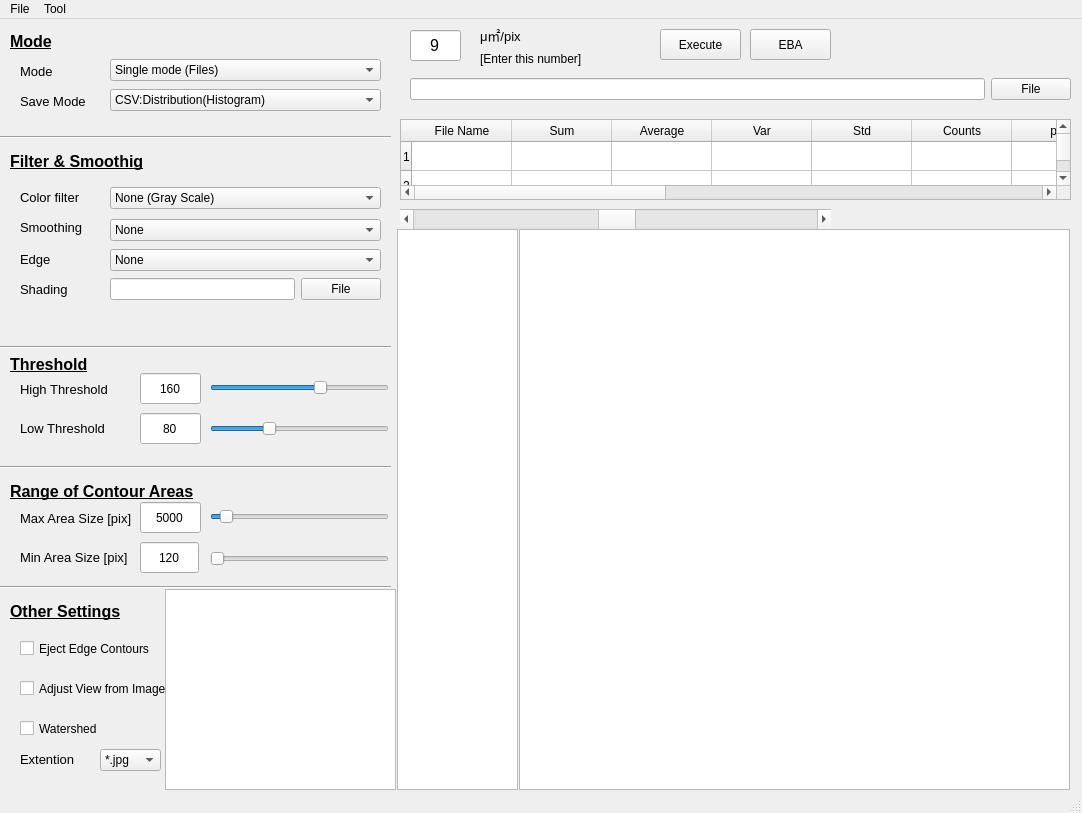
Old version of the form pyside_blog/pygraph_Opencv.ui in the repository tatabox2000/Data_science.
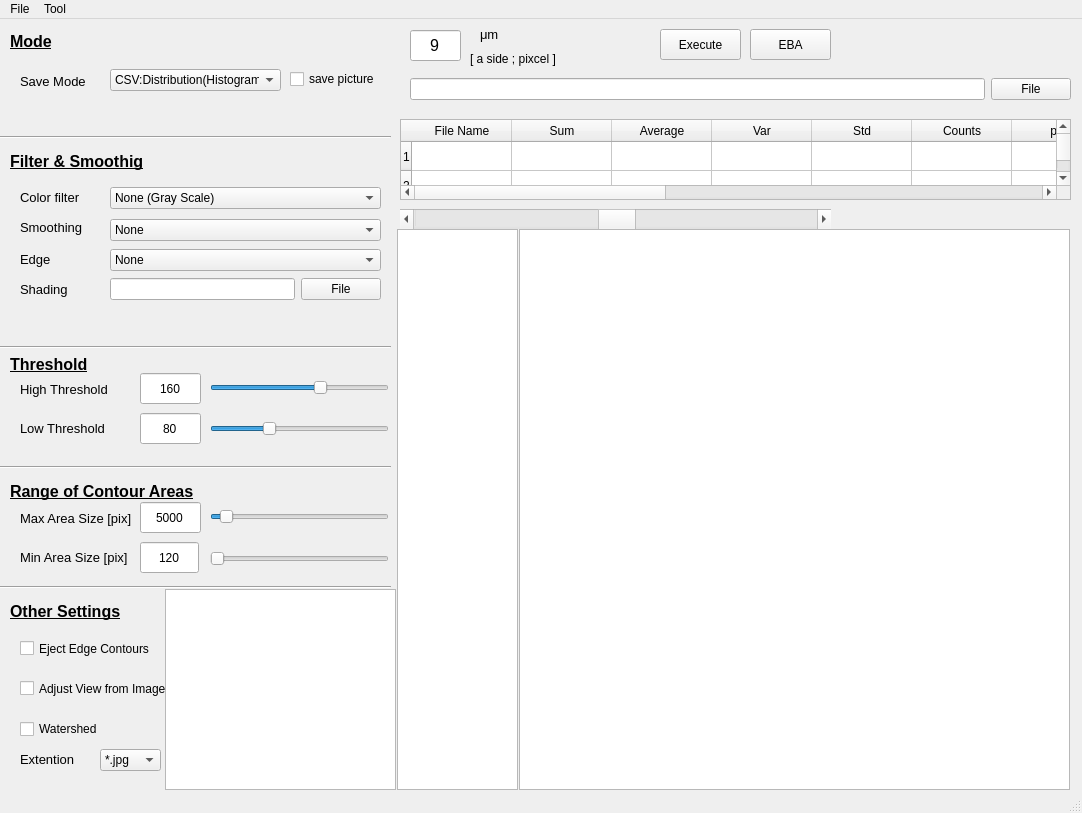
New version of the form. Custom widgets are drawn as their Qt base class.

```diff
--- a/pyside_blog/pygraph_Opencv.ui
+++ b/pyside_blog/pygraph_Opencv.ui
@@ -400,44 +400,6 @@
      <enum>Qt::RichText</enum>
     </property>
    </widget>
-   <widget class="QComboBox" name="Mode_combo">
-    <property name="geometry">
-     <rect>
-      <x>110</x>
-      <y>40</y>
-      <width>271</width>
-      <height>22</height>
-     </rect>
-    </property>
-    <item>
-     <property name="text">
-      <string>Single mode (Files)</string>
-     </property>
-    </item>
-    <item>
-     <property name="text">
-      <string>For Folders   (SubDirectory)</string>
-     </property>
-    </item>
-   </widget>
-   <widget class="QLabel" name="label_11">
-    <property name="geometry">
-     <rect>
-      <x>20</x>
-      <y>44</y>
-      <width>81</width>
-      <height>16</height>
-     </rect>
-    </property>
-    <property name="font">
-     <font>
-      <pointsize>10</pointsize>
-     </font>
-    </property>
-    <property name="text">
-     <string>Mode</string>
-    </property>
-   </widget>
    <widget class="Line" name="line_4">
     <property name="geometry">
      <rect>
@@ -739,7 +701,7 @@
      <rect>
       <x>480</x>
       <y>0</y>
-      <width>71</width>
+      <width>121</width>
       <height>31</height>
      </rect>
     </property>
@@ -749,7 +711,7 @@
      </font>
     </property>
     <property name="text">
-     <string>μ㎡/pix　</string>
+     <string>μm</string>
     </property>
    </widget>
    <widget class="GraphicsLayoutWidget" name="sub_view">
@@ -905,14 +867,14 @@
    <widget class="QLabel" name="label_17">
     <property name="geometry">
      <rect>
-      <x>480</x>
+      <x>470</x>
       <y>30</y>
-      <width>101</width>
+      <width>111</width>
       <height>20</height>
      </rect>
     </property>
     <property name="text">
-     <string>[Enter this number]</string>
+     <string>[ a side ; pixcel ]</string>
     </property>
    </widget>
    <widget class="QTableWidget" name="tableWidget">
@@ -1047,7 +1009,7 @@
     <property name="geometry">
      <rect>
       <x>20</x>
-      <y>74</y>
+      <y>54</y>
       <width>81</width>
       <height>16</height>
      </rect>
@@ -1065,8 +1027,8 @@
     <property name="geometry">
      <rect>
       <x>110</x>
-      <y>70</y>
-      <width>271</width>
+      <y>50</y>
+      <width>171</width>
       <height>22</height>
      </rect>
     </property>
@@ -1087,13 +1049,26 @@
       <x>20</x>
       <y>700</y>
       <width>141</width>
-      <height>19</height>
+      <height>20</height>
      </rect>
     </property>
     <property name="text">
      <string>Watershed</string>
     </property>
    </widget>
+   <widget class="QCheckBox" name="save_pic_check">
+    <property name="geometry">
+     <rect>
+      <x>290</x>
+      <y>52</y>
+      <width>91</width>
+      <height>16</height>
+     </rect>
+    </property>
+    <property name="text">
+     <string>save picture</string>
+    </property>
+   </widget>
   </widget>
   <widget class="QMenuBar" name="menubar">
    <property name="geometry">
```
Left out of the diff: 2 changed lines with no effect on the pictures.
